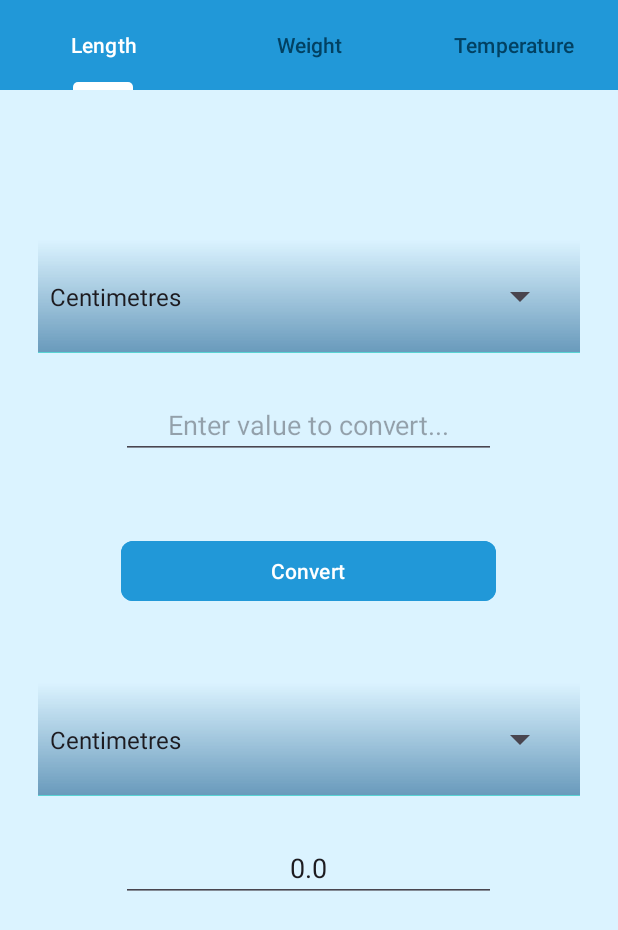
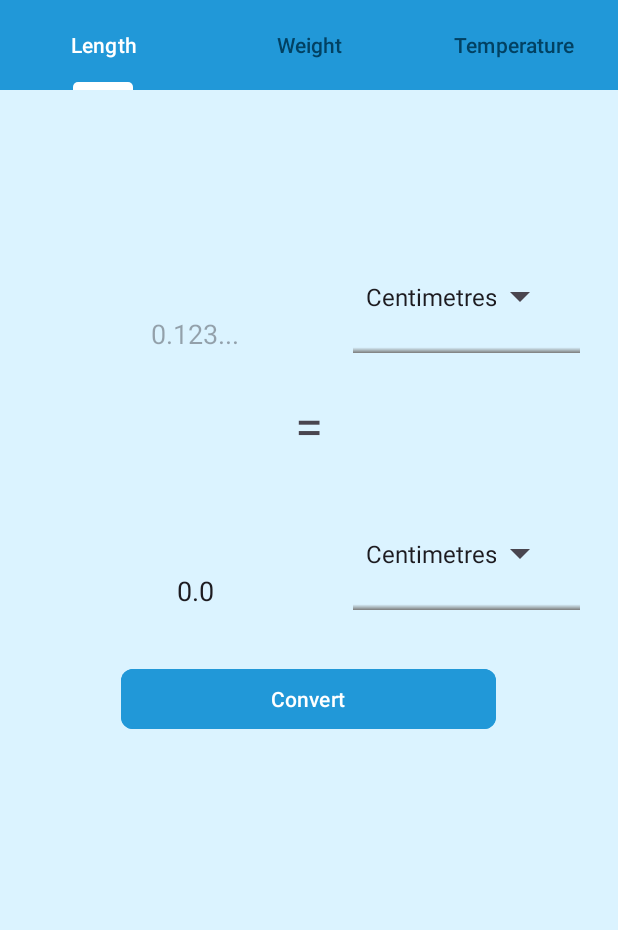
Before and after one commit to b0ink/2.1-UnitConverterApp, an Android app: the screen it shows after launch (MainActivity), on a phone screen of 412 x 824 dp. Shown: the top 930 px of the screen. Run offline under Robolectric (Android 15) with nearby library versions, the phone set to English and light mode, and no system bars.

Commit message:
atlernative layout design

```diff
--- a/app/src/main/java/com/example/unitconverter/MainActivity.java
+++ b/app/src/main/java/com/example/unitconverter/MainActivity.java
@@ -25,7 +25,6 @@ import android.view.View;
 
 import com.google.android.material.tabs.TabLayout;
 
-import org.w3c.dom.Text;
 
 
 public class MainActivity extends AppCompatActivity {
@@ -38,13 +37,13 @@ public class MainActivity extends AppCompatActivity {
     LinearLayout focus;
     TabLayout unitTypeSelector;
     String selectedUnitType;
-    ArrayAdapter<String> adapterLength;
-    ArrayAdapter<String> adapterWeight;
-    ArrayAdapter<String> adapterTemp;
+//    ArrayAdapter<String> adapterLength;
+//    ArrayAdapter<String> adapterWeight;
+//    ArrayAdapter<String> adapterTemp;
 
     ArrayAdapter<String> unitAdapter;
 
-    List<String> unitOptions;
+//    List<String> unitOptions;
 
     public void PopulateUnits(String unitCategory) {
         unitAdapter.clear();
--- a/app/src/main/res/drawable/spinner_border.xml
+++ b/app/src/main/res/drawable/spinner_border.xml
@@ -10,9 +10,9 @@
             <!-- Customize your background shape here -->
             <gradient
                 android:angle="90"
-                android:centerColor="#BC417BA4"
-                android:centerX="0.01"
-                android:startColor="#49FFE4" />
+                android:startColor="#7B7B7B"
+                android:centerX="0.05"
+                android:centerColor="@android:color/transparent" />
         </shape>
     </item>
 
--- a/app/src/main/res/layout/activity_main.xml
+++ b/app/src/main/res/layout/activity_main.xml
@@ -72,23 +72,15 @@
             android:orientation="horizontal" />
 
         <LinearLayout
-            android:layout_width="match_parent"
+            android:layout_width="wrap_content"
             android:layout_height="wrap_content"
             android:layout_marginStart="25dp"
             android:layout_marginTop="0dp"
             android:layout_marginEnd="25dp"
             android:layout_marginBottom="25dp"
             android:gravity="center_horizontal"
-            android:orientation="vertical">
+            android:orientation="horizontal">
 
-
-            <Spinner
-                android:id="@+id/conversionOptionsInput"
-                android:layout_width="match_parent"
-                android:layout_height="75dp"
-                android:background="@drawable/spinner_border"
-                android:dropDownSelector="@android:drawable/arrow_down_float"
-                />
 
             <EditText
                 android:id="@+id/inputValue"
@@ -97,40 +89,38 @@
                 android:layout_marginTop="25dp"
                 android:layout_weight="1"
                 android:ems="10"
-                android:hint="Enter value to convert..."
-
+                android:hint="0.123..."
                 android:inputType="numberDecimal"
                 android:minWidth="250dp"
+                android:singleLine="true"
                 android:textAlignment="center" />
+
+            <Spinner
+                android:id="@+id/conversionOptionsInput"
+                android:layout_width="match_parent"
+                android:layout_height="75dp"
+                android:background="@drawable/spinner_border"
+                android:dropDownSelector="@android:drawable/arrow_down_float"
+                android:textAlignment="center" />
+
         </LinearLayout>
 
-        <Button
-            android:id="@+id/convertBtn"
-            android:layout_width="wrap_content"
+        <TextView
+            android:id="@+id/textView"
+            android:layout_width="match_parent"
             android:layout_height="wrap_content"
-            android:layout_marginTop="25dp"
-            android:layout_marginBottom="25dp"
-            android:backgroundTint="#2198D8"
-            android:minWidth="250dp"
-            android:text="Convert"
-            app:cornerRadius="8dp" />
+            android:text="="
+            android:textAlignment="center"
+            android:textSize="34sp" />
 
         <LinearLayout
-            android:layout_width="match_parent"
+            android:layout_width="wrap_content"
             android:layout_height="wrap_content"
             android:layout_marginStart="25dp"
             android:layout_marginTop="25dp"
             android:layout_marginEnd="25dp"
             android:gravity="center_horizontal"
-            android:orientation="vertical">
-
-            <Spinner
-                android:id="@+id/conversionOptionsOutput"
-                android:layout_width="match_parent"
-                android:layout_height="75dp"
-                android:background="@drawable/spinner_border"
-                android:dropDownSelector="@android:drawable/arrow_down_float"
-                />
+            android:orientation="horizontal">
 
             <EditText
                 android:id="@+id/outputValue"
@@ -140,12 +130,32 @@
                 android:layout_weight="1"
                 android:width="250dp"
                 android:ems="10"
-                android:inputType="numberDecimal"
+                android:inputType="none"
+                android:singleLine="true"
                 android:text="0.0"
+                android:textAlignment="center" />
+
+            <Spinner
+                android:id="@+id/conversionOptionsOutput"
+                android:layout_width="match_parent"
+                android:layout_height="75dp"
+                android:background="@drawable/spinner_border"
+                android:dropDownSelector="@android:drawable/arrow_down_float"
                 android:textAlignment="center" />
 
         </LinearLayout>
 
+        <Button
+            android:id="@+id/convertBtn"
+            android:layout_width="wrap_content"
+            android:layout_height="wrap_content"
+            android:layout_marginTop="35dp"
+            android:layout_marginBottom="35dp"
+            android:backgroundTint="#2198D8"
+            android:minWidth="250dp"
+            android:text="Convert"
+            app:cornerRadius="8dp" />
+
     </LinearLayout>
 
 </androidx.constraintlayout.widget.ConstraintLayout>
```
